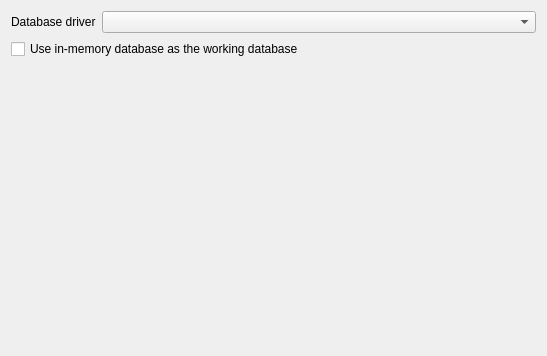
martinrotter/rssguard, file src/librssguard/gui/settings/settingsdatabase.ui: the form before one commit.
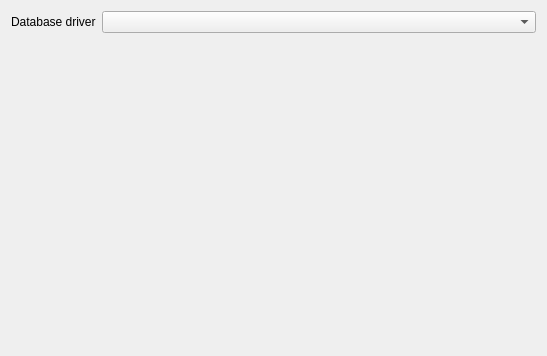
The form after the commit. Custom widgets are drawn as their Qt base class.

Commit message: completely remove in-memory support, enable WAL mode for good

```diff
--- a/src/librssguard/gui/settings/settingsdatabase.ui
+++ b/src/librssguard/gui/settings/settingsdatabase.ui
@@ -46,16 +46,6 @@
        <property name="bottomMargin">
         <number>0</number>
        </property>
-       <item row="0" column="0" colspan="2">
-        <widget class="QCheckBox" name="m_checkSqliteUseInMemoryDatabase">
-         <property name="text">
-          <string>Use in-memory database as the working database</string>
-         </property>
-        </widget>
-       </item>
-       <item row="1" column="0" colspan="2">
-        <widget class="HelpSpoiler" name="m_lblSqliteInMemoryWarnings" native="true"/>
-       </item>
       </layout>
      </widget>
      <widget class="QWidget" name="m_pageMysql">
```
The commit also changes 17 other files.
